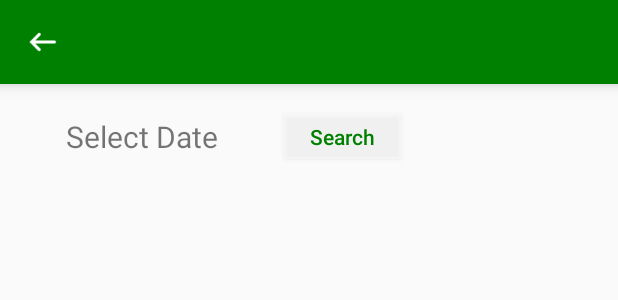
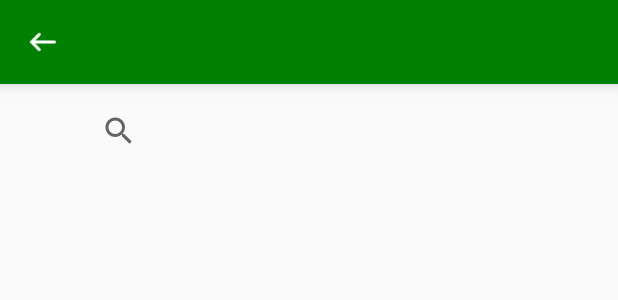
Before and after one commit to Codeguru65/Layers_App, an Android app: the layout activity_egg__history.xml on its own in the app's theme, with its tools: preview values and no code run, on a phone screen of 412 x 824 dp. Shown: the top 300 px of the screen. Run offline under Robolectric (Android 15) with nearby library versions, the phone set to English and light mode, and no system bars.

Commit message:
new filter history

```diff
--- a/app/src/main/java/com/example/dailythings/Data.kt
+++ b/app/src/main/java/com/example/dailythings/Data.kt
@@ -1,8 +1,10 @@
 package com.example.dailythings
+
+import java.util.*
 
 data class Data(val description :String, val quantity : Float)
 
-data class DataH(val description :String, val quantity : Float, val id : Int)
+data class DataH(val description :String, val quantity : Float, val date : String?)
 
 object Supplier {
 
--- a/app/src/main/java/com/example/dailythings/EggAdapter.kt
+++ b/app/src/main/java/com/example/dailythings/EggAdapter.kt
@@ -31,7 +31,7 @@ class EggAdapter (val context: Context,val  data: List<DataH>): RecyclerView.Ada
         fun setData(data: DataH?){
             itemView.eggs_Picked.text = data!!.description
             itemView.eggs_Broken.text = data.quantity.toString()
-            itemView.entryID.text = data!!.id.toString()
+            itemView.entryID.text = data!!.date.toString()
 
         }
 
--- a/app/src/main/java/com/example/dailythings/HistoryAdapter.kt
+++ b/app/src/main/java/com/example/dailythings/HistoryAdapter.kt
@@ -32,7 +32,7 @@ class HistoryAdapter (val context: Context,val  data: List<DataH>): RecyclerView
         fun setData(data: DataH?){
             itemView.bag_description.text = data!!.description
             itemView.qty.text = data.quantity.toString()
-           itemView.entryID.text = data!!.id.toString()
+           itemView.entryID.text = data!!.date.toString()
 
         }
 
--- a/app/src/main/res/layout/activity_daily__entries.xml
+++ b/app/src/main/res/layout/activity_daily__entries.xml
@@ -52,9 +52,9 @@
 
         <SearchView
             android:id="@+id/search"
-            android:layout_width="305dp"
-            android:layout_height="28dp"
-            android:layout_marginTop="15dp"
+            android:layout_width="312dp"
+            android:layout_height="35dp"
+            android:layout_marginTop="12dp"
             app:layout_constraintEnd_toEndOf="parent"
             app:layout_constraintStart_toStartOf="parent"
             app:layout_constraintTop_toBottomOf="@+id/toolbar" />
--- a/app/src/main/res/layout/activity_egg__history.xml
+++ b/app/src/main/res/layout/activity_egg__history.xml
@@ -21,35 +21,6 @@
             android:id="@+id/toolbar"
             layout="@layout/tool2" />
 
-
-        <TextView
-            android:id="@+id/tvDate"
-            android:layout_width="157dp"
-            android:layout_height="30dp"
-            android:layout_marginStart="16dp"
-            android:layout_marginLeft="16dp"
-            android:layout_marginTop="76dp"
-            android:gravity="center"
-            android:inputType="date"
-            android:text="Select Date"
-            android:textAlignment="center"
-            android:textSize="20sp"
-            app:layout_constraintStart_toStartOf="parent"
-            app:layout_constraintTop_toTopOf="@+id/toolbar" />
-
-        <Button
-            android:id="@+id/buttonSearch"
-            android:layout_width="78dp"
-            android:layout_height="30dp"
-            android:layout_marginStart="16dp"
-            android:layout_marginLeft="16dp"
-            android:layout_marginTop="20dp"
-            android:background="#59FFFFFF"
-            android:text="Search"
-            android:textAllCaps="false"
-            android:textColor="#008000"
-            app:layout_constraintStart_toEndOf="@+id/tvDate"
-            app:layout_constraintTop_toBottomOf="@+id/toolbar" />
 
         <ScrollView
             android:id="@+id/scrollView3"
@@ -77,6 +48,16 @@
             </androidx.constraintlayout.widget.ConstraintLayout>
         </ScrollView>
 
+        <SearchView
+            android:id="@+id/search"
+            android:layout_width="303dp"
+            android:layout_height="30dp"
+            android:layout_marginTop="16dp"
+            app:layout_constraintEnd_toEndOf="parent"
+            app:layout_constraintHorizontal_bias="0.508"
+            app:layout_constraintStart_toStartOf="parent"
+            app:layout_constraintTop_toBottomOf="@+id/toolbar" />
+
 
     </androidx.constraintlayout.widget.ConstraintLayout>
 
--- a/app/src/main/res/layout/egg_history_item.xml
+++ b/app/src/main/res/layout/egg_history_item.xml
@@ -77,7 +77,7 @@
                     android:layout_height="wrap_content"
                     android:layout_weight="1"
                     android:paddingLeft="5dp"
-                    android:text="Entry Id :" />
+                    android:text="Date Added :" />
 
                 <TextView
                     android:id="@+id/entryID"
--- a/app/src/main/res/layout/feed_history_item.xml
+++ b/app/src/main/res/layout/feed_history_item.xml
@@ -77,7 +77,7 @@
                     android:layout_height="wrap_content"
                     android:layout_weight="1"
                     android:paddingLeft="5dp"
-                    android:text="Entry Id :" />
+                    android:text="Date Added :" />
 
                 <TextView
                     android:id="@+id/entryID"
```
Also changed, not shown: app/src/main/java/com/example/Views/Daily_Entries.kt (+36 -44 lines), app/src/main/java/com/example/Views/Egg_History.kt (+36 -44 lines), 264 other files.
